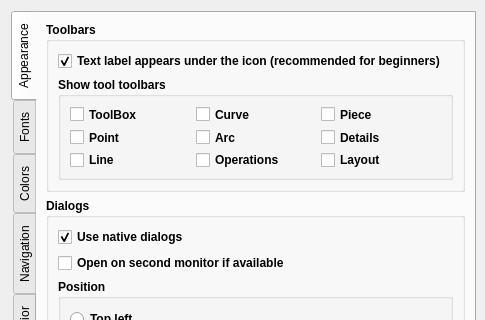
seamly/Seamly2D, file src/app/seamly2d/dialogs/configpages/preferencesgraphicsviewpage.ui: the form before one commit; both pictures show x 0 to 485 and y 0 to 320 of the 485 by 570 pixel window.
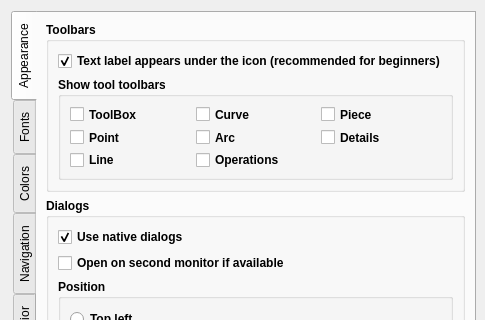
The form after the commit. Custom widgets are drawn as their Qt base class.

Commit message:
Remove the old Seamly2D layout UI
- New Print Layout (menu, toolbar, toolbox), Layout Pages dock, Layout toolbar,
  File > Export As; SeamlyLayout makes and exports every layout
- Delete LayoutSettingsDialog, DialogLayoutProgress, AbstractLayoutDialog and
  PageFormatCombobox; ExportLayoutDialog is a plain QDialog for pieces and draft blocks
- Drop the layout settings, the Preferences Layout toolbar check box,
  the printer margin helpers and PaperSizeFormat
- Return to the draft toolbox page the user left when Layout mode ends

```diff
--- a/src/app/seamly2d/dialogs/configpages/preferencesgraphicsviewpage.ui
+++ b/src/app/seamly2d/dialogs/configpages/preferencesgraphicsviewpage.ui
@@ -358,31 +358,6 @@
                </property>
               </widget>
              </item>
-             <item row="2" column="2">
-              <widget class="QCheckBox" name="layoutToolbar_CheckBox">
-               <property name="sizePolicy">
-                <sizepolicy hsizetype="Preferred" vsizetype="Preferred">
-                 <horstretch>0</horstretch>
-                 <verstretch>0</verstretch>
-                </sizepolicy>
-               </property>
-               <property name="minimumSize">
-                <size>
-                 <width>100</width>
-                 <height>0</height>
-                </size>
-               </property>
-               <property name="font">
-                <font>
-                 <pointsize>9</pointsize>
-                 <bold>true</bold>
-                </font>
-               </property>
-               <property name="text">
-                <string>Layout</string>
-               </property>
-              </widget>
-             </item>
             </layout>
            </widget>
           </item>
```
The commit also changes 31 other files.
